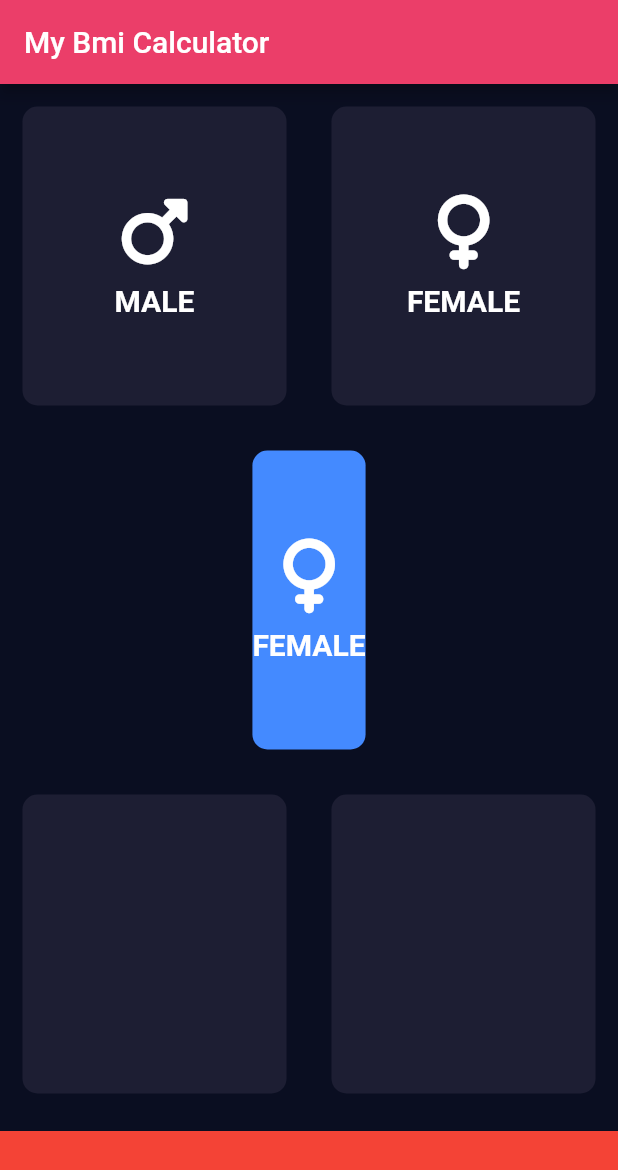
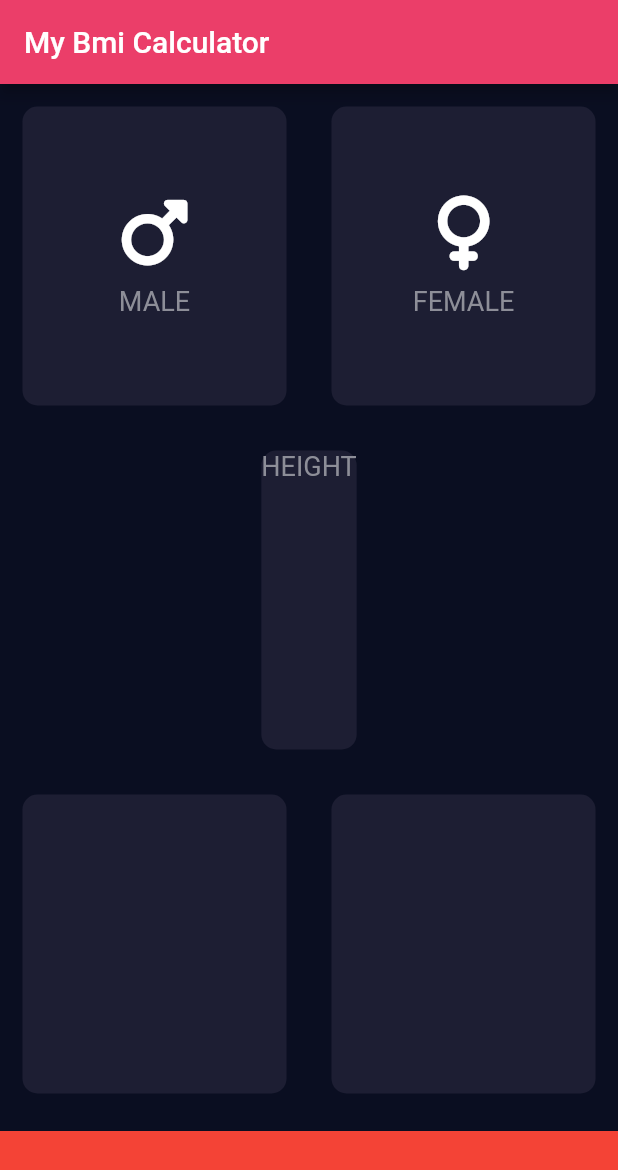
Before and after one commit to kayodeolowo/bmicalculator, a Flutter app: the screen it shows after launch, on a phone screen of 412 x 824 dp. Shown: the top 1170 px of the screen. Run offline on Flutter 3.47's test engine with Material 2 defaults, Android fonts, the phone set to English and light mode, and no system bars; our stand-ins replace font_awesome_flutter.

Commit message:
constants

```diff
--- a/lib/Calculator.dart
+++ b/lib/Calculator.dart
@@ -3,10 +3,7 @@ import 'package:flutter/material.dart';
 import 'package:font_awesome_flutter/font_awesome_flutter.dart';
 import 'Icon_widget.dart';
 import 'reuseable_card.dart';
-
-const bottomcontainerheight = 70.0;
-const activeColor = Color.fromARGB(255, 64, 72, 221);
-const inactiveColor = Color(0xFF1D1E33);
+import 'constants.dart';
 
 enum Gender {
   male,
@@ -42,8 +39,8 @@ class _CalculatorState extends State<Calculator> {
                   },
                   child: ReuseableCard(
                     mycolor: selectedGender == Gender.male
-                        ? activeColor
-                        : inactiveColor,
+                        ? kactiveColor
+                        : kinactiveColor,
                     cardChild: Iconwidget(
                       icon: FontAwesomeIcons.mars,
                       label: "MALE",
@@ -60,8 +57,8 @@ class _CalculatorState extends State<Calculator> {
                   },
                   child: ReuseableCard(
                     mycolor: selectedGender == Gender.female
-                        ? activeColor
-                        : inactiveColor,
+                        ? kactiveColor
+                        : kinactiveColor,
                     cardChild: Iconwidget(
                       icon: FontAwesomeIcons.venus,
                       label: "FEMALE",
@@ -76,12 +73,15 @@ class _CalculatorState extends State<Calculator> {
         //midlle card
         Expanded(
           child: ReuseableCard(
-            mycolor: Colors.blueAccent,
-            cardChild: Iconwidget(
-              icon: FontAwesomeIcons.venus,
-              label: "FEMALE",
-            ),
-          ),
+              mycolor: kinactiveColor,
+              cardChild: Column(
+                children: [
+                  Text(
+                    "HEIGHT",
+                    style: labelTextStyle,
+                  )
+                ],
+              )),
         ),
 
         Expanded(
@@ -90,7 +90,9 @@ class _CalculatorState extends State<Calculator> {
               Expanded(
                 child: ReuseableCard(
                   mycolor: Color(0xFF1D1E33),
-                  cardChild: (Column()),
+                  cardChild: (Column(
+                    children: [],
+                  )),
                 ),
               ),
               Expanded(
@@ -106,7 +108,7 @@ class _CalculatorState extends State<Calculator> {
           color: Colors.red,
           margin: EdgeInsets.only(top: 10),
           width: double.infinity,
-          height: bottomcontainerheight,
+          height: kbottomcontainerheight,
         )
       ]),
     );
--- /dev/null
+++ b/lib/constants.dart
@@ -0,0 +1,7 @@
+import 'package:flutter/material.dart';
+
+const kbottomcontainerheight = 70.0;
+const kactiveColor = Color.fromARGB(255, 64, 72, 221);
+const kinactiveColor = Color(0xFF1D1E33);
+
+const labelTextStyle = TextStyle(fontSize: 18.0, color: Color(0xFF8D8E98));
--- a/lib/icon_widget.dart
+++ b/lib/icon_widget.dart
@@ -1,4 +1,6 @@
 import 'package:flutter/material.dart';
+
+import 'constants.dart';
 
 class Iconwidget extends StatelessWidget {
   final IconData icon;
@@ -20,8 +22,7 @@ class Iconwidget extends StatelessWidget {
         ),
         Text(
           label,
-          style: TextStyle(
-              fontSize: 20, fontWeight: FontWeight.bold, color: Colors.white),
+          style: labelTextStyle,
         )
       ],
     );
```
